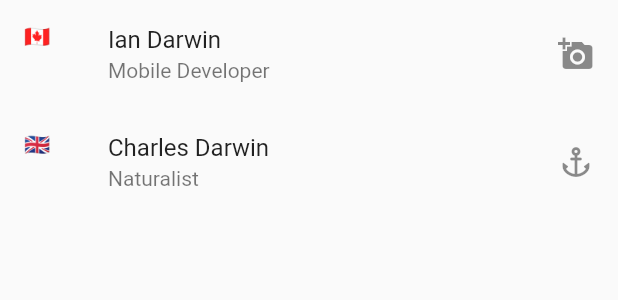
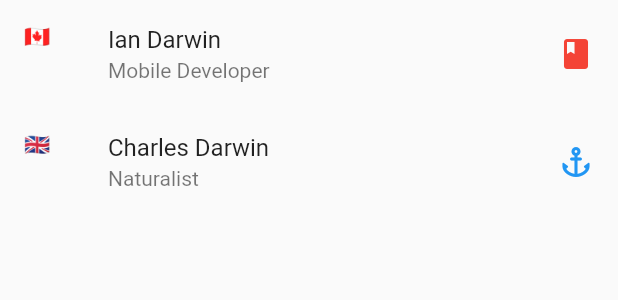
Before and after one commit to IanDarwin/flowcase, a Flutter app: the ListTileDemos widget shown alone on an empty page, opened directly, on a phone screen of 412 x 824 dp. Shown: the top 300 px of the screen. Run offline on Flutter 3.47's test engine with Material 2 defaults, Android fonts, the phone set to English and light mode, and no system bars; our stand-ins replace flutter_html.

Commit message:
contribute capricious coloration

```diff
--- a/lib/list_tile_demo.dart
+++ b/lib/list_tile_demo.dart
@@ -12,14 +12,18 @@ class ListTileDemos extends StatelessWidget {
           title: Text("Ian Darwin"),
           subtitle: Text("Mobile Developer"),
           trailing:
-              Icon(Icons.add_a_photo),
+              Icon(Icons.book,
+                color: Colors.red,
+              ),
         ),
         ListTile(
           leading: Text('🇬🇧'),
           title: Text("Charles Darwin"),
           subtitle: Text("Naturalist"),
           trailing:
-                Icon(Icons.anchor_rounded)
+                Icon(Icons.anchor_rounded,
+                  color: Colors.blue,
+                ),
         ),
       ]
     );
```
